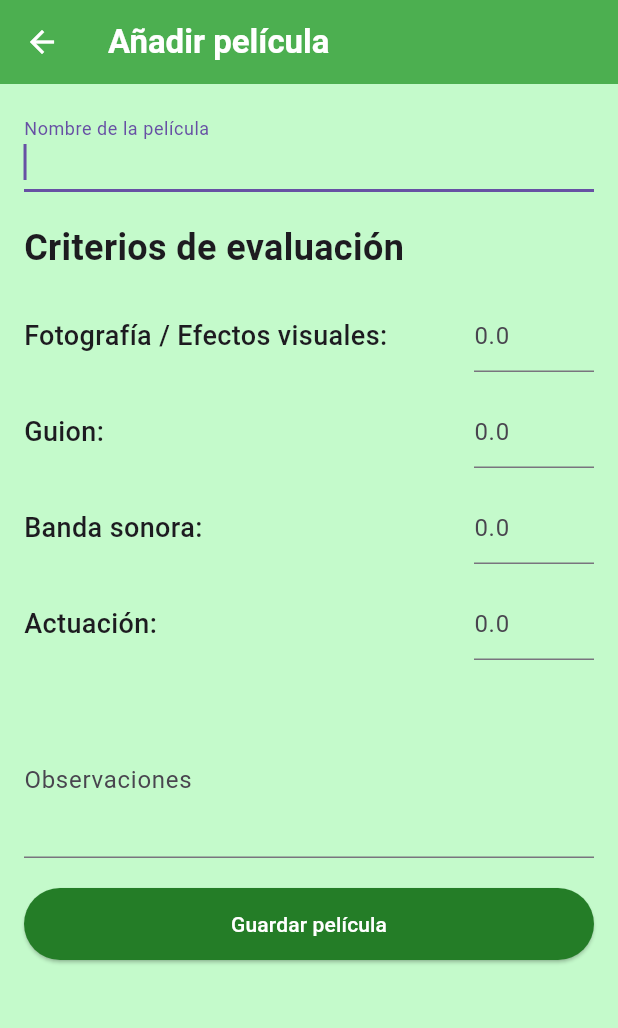
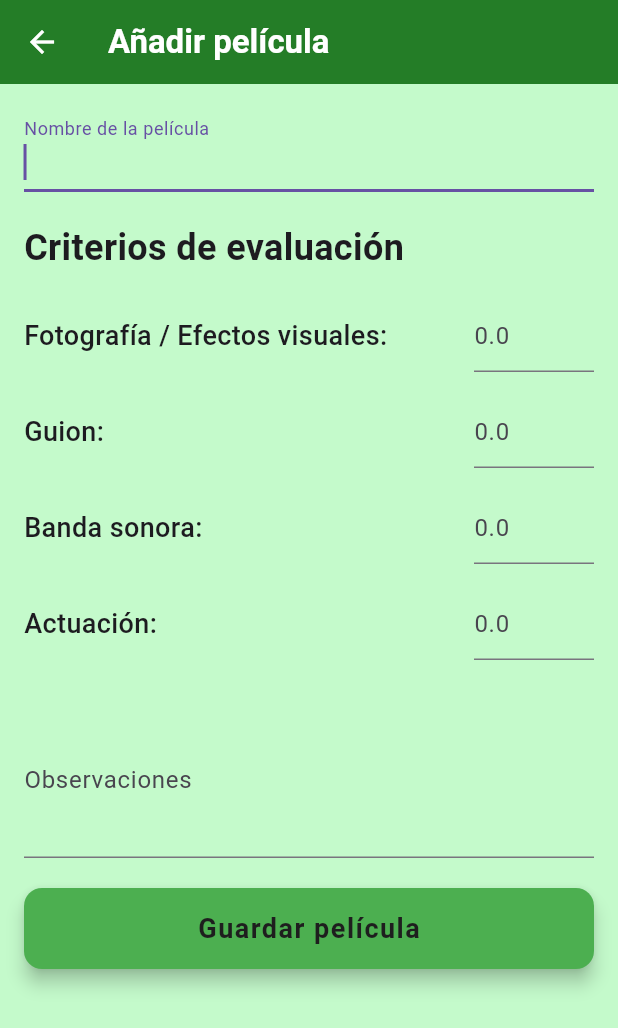
Before and after one commit to chrisladzamach/MovieDumpApp, a Flutter app: the AddMovieScreen screen opened by its route, on a phone screen of 412 x 824 dp. Shown: the top 1028 px of the screen. Run offline on Flutter 3.47's test engine with Material 3 defaults, Android fonts, the phone set to English and light mode, and no system bars.

Commit message:
update: change ui design for button add

```diff
--- a/lib/core/widgets/custom_button.dart
+++ b/lib/core/widgets/custom_button.dart
@@ -11,12 +11,21 @@ class CustomButton extends StatelessWidget {
   Widget build(BuildContext context) {
     return ElevatedButton(
       style: ElevatedButton.styleFrom(
-        backgroundColor: AppColors.buttonColor,
-        foregroundColor: Colors.white,
+        shape: RoundedRectangleBorder(borderRadius: BorderRadius.circular(12)),
+        backgroundColor: Colors.green,
+        foregroundColor: AppColors.card,
+        elevation: 5,
         padding: const EdgeInsets.symmetric(vertical: 14, horizontal: 20),
       ),
       onPressed: onPressed,
-      child: Text(text),
+      child: Text(
+        text,
+        style: const TextStyle(
+          fontSize: 18,
+          letterSpacing: 1,
+          fontWeight: FontWeight.bold,
+        ),
+      ),
     );
   }
 }
--- a/lib/features/add_movie/screens/add_movie_screen.dart
+++ b/lib/features/add_movie/screens/add_movie_screen.dart
@@ -45,7 +45,7 @@ class _AddMovieScreenState extends State<AddMovieScreen> {
           icon: const Icon(Icons.arrow_back, color: Colors.white),
           onPressed: () => Navigator.pop(context),
         ),
-        backgroundColor: Colors.green,
+        backgroundColor: AppColors.buttonColor,
       ),
       body: Padding(
         padding: const EdgeInsets.all(16),
```
